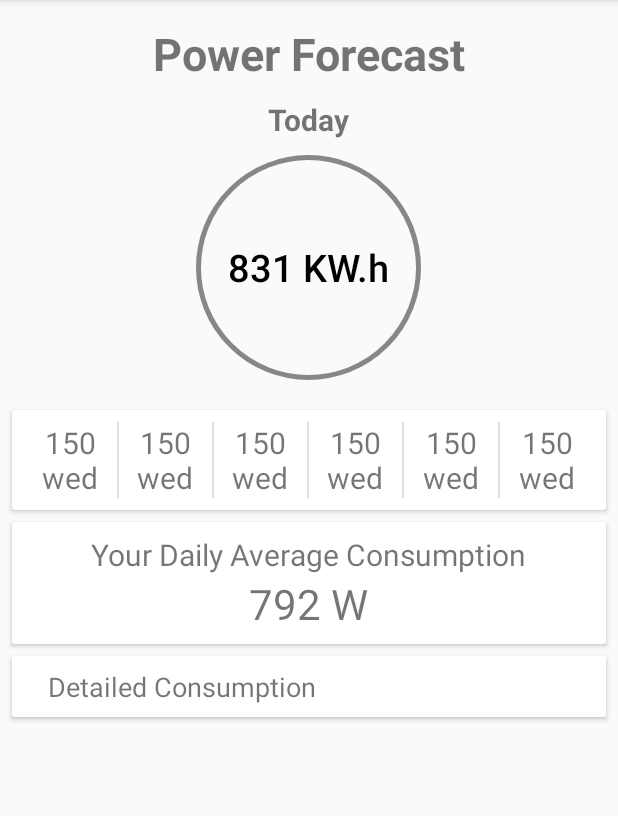
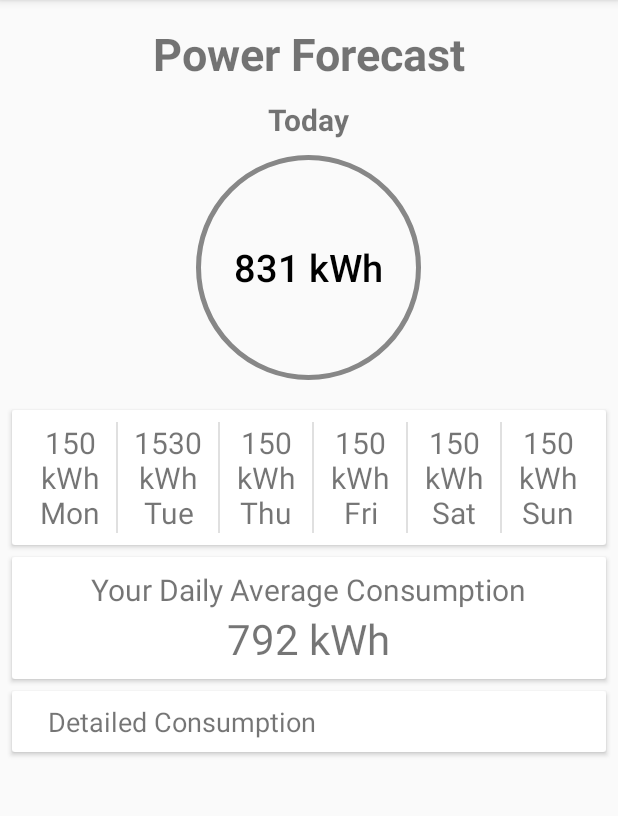
Before and after one commit to abdelrahman-osama/Solarify, an Android app: the PowerForecastActivity screen opened directly, with no data from a screen before it, on a phone screen of 412 x 824 dp, the part 84-900 px from its top. Run offline under Robolectric (Android 15) with nearby library versions, the light colour scheme and no system bars.

Commit message:
xml edits

```diff
--- a/app/src/main/res/layout/activity_power_forecast.xml
+++ b/app/src/main/res/layout/activity_power_forecast.xml
@@ -16,9 +16,20 @@
         android:textStyle="bold"
         android:layout_marginTop="15dp"/>
 
+    <TextView
+        android:layout_width="wrap_content"
+        android:layout_height="wrap_content"
+        android:id="@+id/current_day"
+        android:layout_below="@id/power_forecase"
+        android:text="Today"
+        android:layout_centerHorizontal="true"
+        android:layout_marginTop="10dp"
+        android:layout_marginBottom="10dp"
+        android:textStyle="bold"
+        android:textSize="20sp"/>
     <Button
         android:id="@+id/circlebutton"
-        android:text="831 KW.h"
+        android:text="831 kWh"
         android:textAllCaps="false"
         android:textColor="#000"
         android:textSize="25sp"
@@ -30,17 +41,7 @@
         android:background="@layout/buttonshape"
         />
 
-    <TextView
-    android:layout_width="wrap_content"
-    android:layout_height="wrap_content"
-        android:id="@+id/current_day"
-        android:layout_below="@id/power_forecase"
-        android:text="Today"
-        android:layout_centerHorizontal="true"
-        android:layout_marginTop="10dp"
-        android:layout_marginBottom="10dp"
-        android:textStyle="bold"
-        android:textSize="20sp"/>
+
 
     <LinearLayout
         android:id="@+id/week_view"
@@ -58,7 +59,7 @@
             android:gravity="center"
             android:layout_width="wrap_content"
             android:layout_height="wrap_content"
-            android:text="150\nwed"
+            android:text="150\nkWh\nMon"
             android:textSize="20sp"
             android:layout_weight="1"/>
         <View
@@ -74,7 +75,7 @@
             android:gravity="center"
             android:layout_width="wrap_content"
             android:layout_height="wrap_content"
-            android:text="150\nwed"
+            android:text="1530\nkWh\nTue"
             android:textSize="20sp"
             android:layout_weight="1"/>
         <View
@@ -90,7 +91,7 @@
             android:gravity="center"
             android:layout_width="wrap_content"
             android:layout_height="wrap_content"
-            android:text="150\nwed"
+            android:text="150\nkWh\nThu"
             android:textSize="20sp"
             android:layout_weight="1"/>
         <View
@@ -106,7 +107,7 @@
             android:gravity="center"
             android:layout_width="wrap_content"
             android:layout_height="wrap_content"
-            android:text="150\nwed"
+            android:text="150\nkWh\nFri"
             android:textSize="20sp"
             android:layout_weight="1"/>
         <View
@@ -122,7 +123,7 @@
             android:gravity="center"
             android:layout_width="wrap_content"
             android:layout_height="wrap_content"
-            android:text="150\nwed"
+            android:text="150\nkWh\nSat"
             android:textSize="20sp"
             android:layout_weight="1"/>
         <View
@@ -138,7 +139,7 @@
             android:gravity="center"
             android:layout_width="wrap_content"
             android:layout_height="wrap_content"
-            android:text="150\nwed"
+            android:text="150\nkWh\nSun"
             android:textSize="20sp"
             android:layout_weight="1"/>
     </LinearLayout>
@@ -165,7 +166,7 @@
             android:layout_centerHorizontal="true"
             android:layout_below="@+id/textView"
             android:textSize="28sp"
-            android:text="792 W"
+            android:text="792 kWh"
             />
     </RelativeLayout>
 
```
